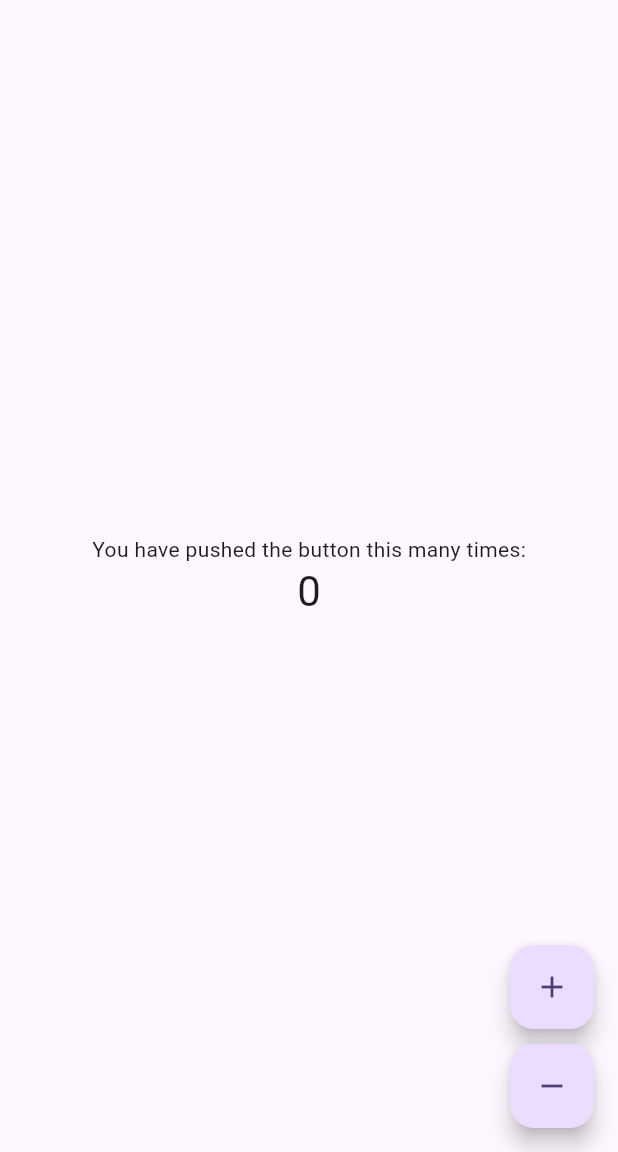
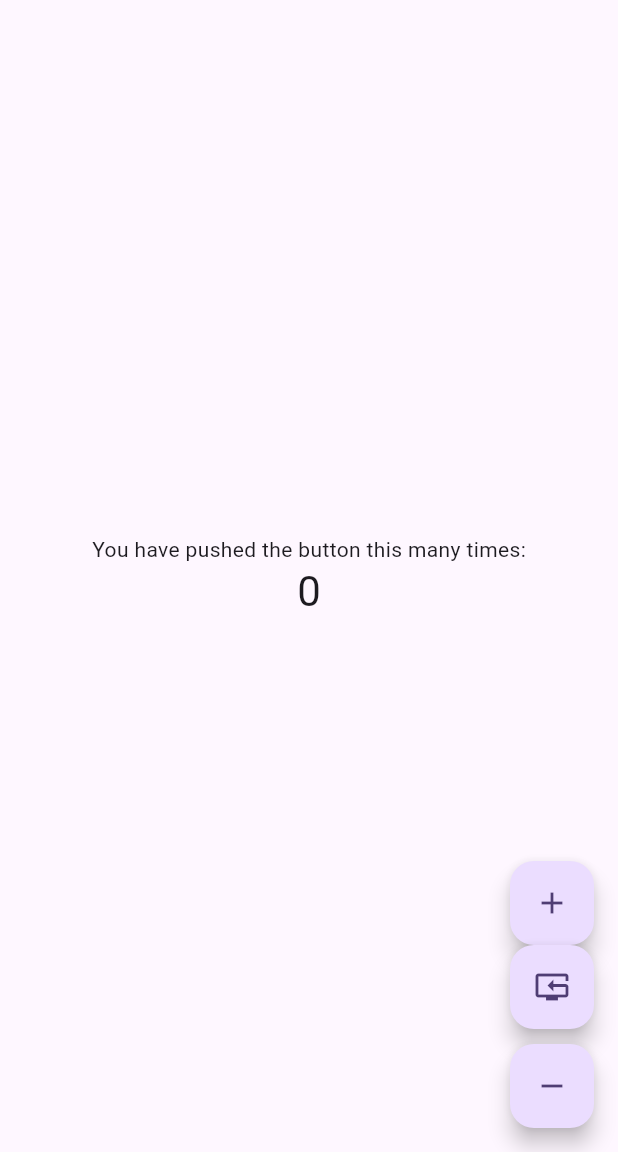
Before and after one commit to mahadi-shakkor/x, a Flutter app: the screen it shows after launch, on a phone screen of 412 x 824 dp, the part 84-1236 px from its top. Run offline on Flutter 3.47's test engine with Material 3 defaults, Android fonts, the phone set to English and light mode, and no system bars.

Commit message:
add reset button

```diff
--- a/lib/main.dart
+++ b/lib/main.dart
@@ -43,6 +43,11 @@ class _MyHomePageState extends State<MyHomePage> {
       _counter--;
     });
   }
+  void _resetCounter() {
+    setState(() {
+      _counter=0;
+    });
+  }
 
   @override
   Widget build(BuildContext context) {
@@ -74,6 +79,12 @@ class _MyHomePageState extends State<MyHomePage> {
             tooltip: 'Increment',
             child: Icon(Icons.add),
           ),
+          FloatingActionButton(
+            heroTag: 'btn3',
+            onPressed: _resetCounter,
+            tooltip: 'Reset',
+            child: Icon(Icons.reset_tv),
+          ),
           SizedBox(height: 10),
           FloatingActionButton(
             heroTag: 'btn2',
```
